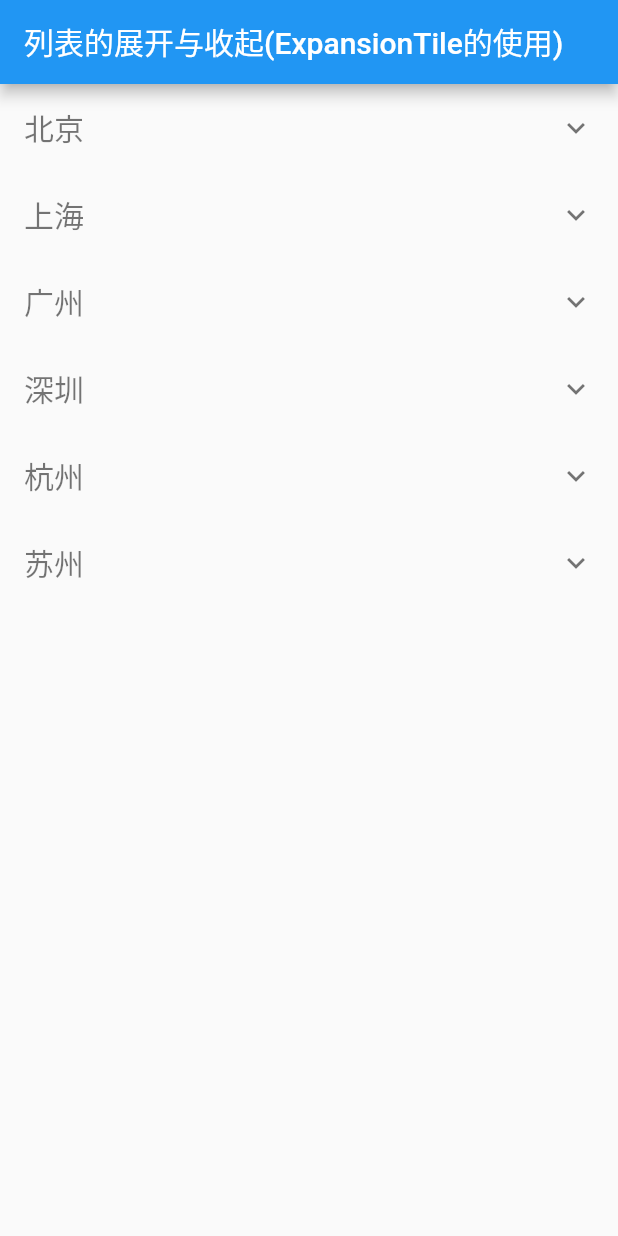
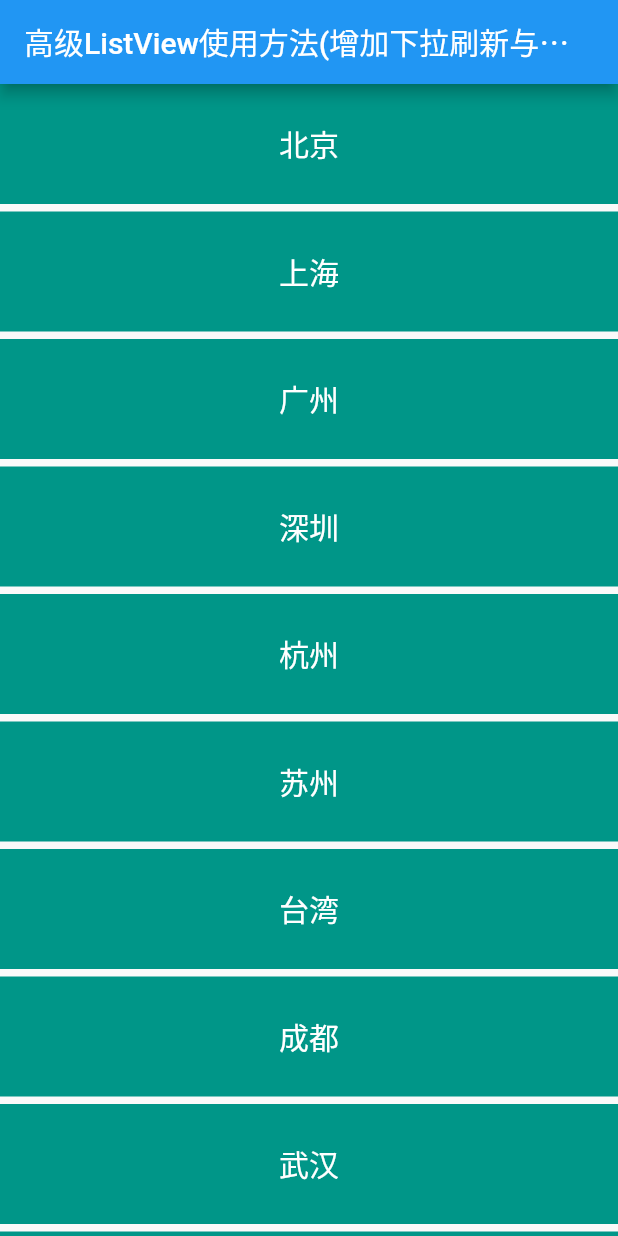
Before and after one commit to greenBird321/flutter_http, a Flutter app: the screen it shows after launch, on a phone screen of 412 x 824 dp. Run offline on Flutter 3.47's test engine with Material 2 defaults, Android fonts, the phone set to English and light mode, and no system bars; our stand-ins replace shared_preferences.

Commit message:
增加gridViewDemo与刷新组件Demo

```diff
--- /dev/null
+++ b/lib/gridViewDemo.dart
@@ -0,0 +1,58 @@
+import 'package:flutter/material.dart';
+
+const CITY_NAMES = [
+  '北京',
+  '上海',
+  '广州',
+  '深圳',
+  '杭州',
+  '苏州',
+  '台湾',
+  '成都',
+  '武汉',
+  '郑州',
+  '洛阳',
+  '厦门',
+  '青岛',
+  '拉萨'
+];
+
+class gridViewDemo extends StatefulWidget {
+  @override
+  _gridViewDemoState createState() => _gridViewDemoState();
+}
+
+class _gridViewDemoState extends State<gridViewDemo> {
+  @override
+  Widget build(BuildContext context) {
+    return MaterialApp(
+      home: Scaffold(
+        appBar: AppBar(
+          title: Text('GridViewDemo'),
+        ),
+        body: GridView.count(
+          crossAxisCount: 2,
+          crossAxisSpacing: 1.0,    // 纵向的分割线
+          mainAxisSpacing: 1.0,     // 横向分割线
+          children: _buildList(),
+        ),
+      ),
+    );
+  }
+}
+
+List<Widget> _buildList() {
+  return CITY_NAMES.map((city) => _buildItem(city)).toList();
+}
+
+Widget _buildItem(String city) {
+  return Container(
+    height: 120,
+    alignment: Alignment.center,
+    decoration: BoxDecoration(color: Colors.teal),
+    child: Text(
+      city,
+      style: TextStyle(fontSize: 20.0, color: Colors.white),
+    ),
+  );
+}
--- a/lib/main.dart
+++ b/lib/main.dart
@@ -4,8 +4,10 @@ import 'dart:convert';
 import 'package:http_demo/shared_preferences.dart';
 import 'package:http_demo/list.dart';
 import 'package:http_demo/ExpansionTile.dart';
+import 'package:http_demo/gridViewDemo.dart';
+import 'package:http_demo/refreshIndicator.dart';
 
-void main() => runApp(CityDemo());
+void main() => runApp(refreshDemo());
 
 class MyApp extends StatefulWidget {
   @override
--- /dev/null
+++ b/lib/refreshIndicator.dart
@@ -0,0 +1,103 @@
+import 'package:flutter/material.dart';
+
+class refreshDemo extends StatefulWidget {
+  @override
+  _refreshDemoState createState() => _refreshDemoState();
+}
+
+class _refreshDemoState extends State<refreshDemo> {
+  List<String> cityNames = [
+    '北京',
+    '上海',
+    '广州',
+    '深圳',
+    '杭州',
+    '苏州',
+    '台湾',
+    '成都',
+    '武汉',
+    '郑州',
+    '洛阳',
+    '厦门',
+    '青岛',
+    '拉萨'
+  ];
+
+  // 只有controller才能添加listener
+  ScrollController _scrollController = ScrollController();
+
+  @override
+  void initState() {
+    _scrollController.addListener(() {
+      // 滚动位置达到最底端
+      if (_scrollController.position.pixels ==
+          _scrollController.position.maxScrollExtent) {
+        _loadData();
+      }
+    });
+    super.initState();
+  }
+
+  @override
+  Widget build(BuildContext context) {
+    return MaterialApp(
+      home: Scaffold(
+        appBar: AppBar(
+          title: Text('高级ListView使用方法(增加下拉刷新与上拉加载)'),
+        ),
+        body: RefreshIndicator(
+          child: ListView(
+            controller: _scrollController,    // controller 相关联
+            children: _buildList(),
+          ),
+          onRefresh: _handleRefresh, // onRefresh方法
+        ),
+      ),
+    );
+  }
+
+  //TODO: 上拉加载 耗时操作
+  _loadData() async {
+    await Future.delayed(Duration(milliseconds: 200));
+    // 复制数组
+    List<String> list = List<String>.from(cityNames);
+    // 将list追加到复制中的数组
+    list.addAll(cityNames);
+    setState(() {
+      // 修改数据源
+      cityNames = list;
+    });
+  }
+
+  //TODO: onRefresh方法需要一个返回Future 由于加载是耗时操作，需要使用async,await 下拉刷新
+  Future<Null> _handleRefresh() async {
+    await Future.delayed(Duration(seconds: 2));
+    //修改显示
+    setState(() {
+      cityNames = cityNames.reversed.toList();
+    });
+  }
+
+  List<Widget> _buildList() {
+    return cityNames.map((city) => _buildItem(city)).toList();
+  }
+
+  Widget _buildItem(String name) {
+    return Container(
+      height: 80,
+      margin: EdgeInsets.only(bottom: 5.0),
+      alignment: Alignment.center,
+      decoration: BoxDecoration(color: Colors.teal),
+      child: Text(
+        name,
+        style: TextStyle(fontSize: 20.0, color: Colors.white),
+      ),
+    );
+  }
+
+  @override
+  void dispose() {
+    _scrollController.dispose();
+    super.dispose();
+  }
+}
```
